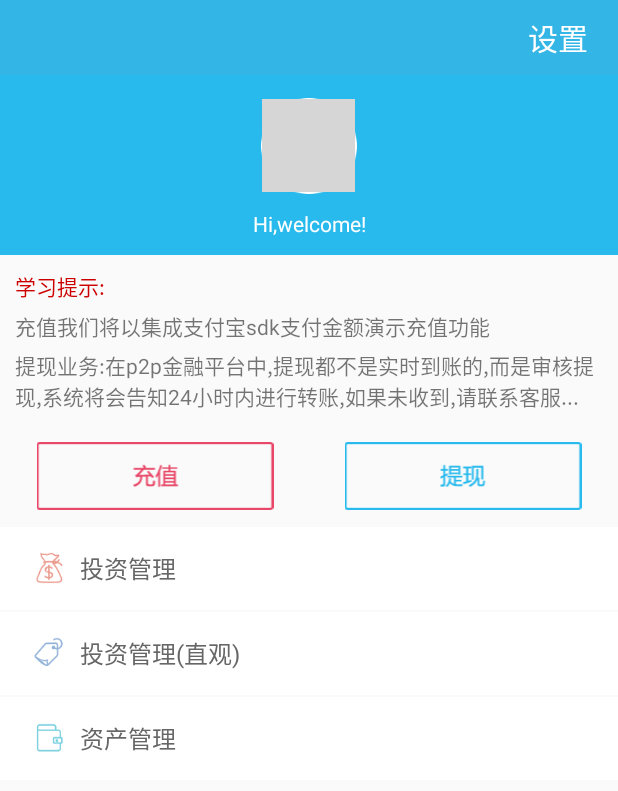
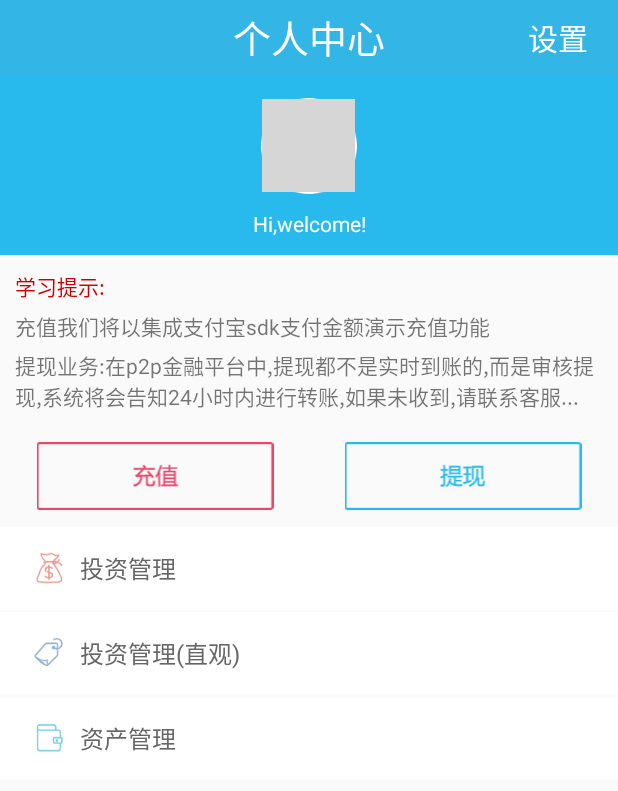
Before and after one commit to guo519300884/Finance, an Android app: the layout fragment_propert.xml on its own in the app's theme, with its tools: preview values and no code run, on a phone screen of 412 x 824 dp. Shown: the top 791 px of the screen. Run offline under Robolectric (Android 15) with nearby library versions, the phone set to English and light mode, and no system bars; grey boxes are pictures that could not be loaded.

Commit message:
13.显示个人中心页面 & 设置用户名 & 设置头像

```diff
--- a/app/src/main/res/layout/fragment_propert.xml
+++ b/app/src/main/res/layout/fragment_propert.xml
@@ -8,16 +8,25 @@
         android:layout_width="match_parent"
         android:layout_height="50dp"
         android:background="@android:color/holo_blue_light">
+
+        <TextView
+            android:layout_width="wrap_content"
+            android:layout_height="wrap_content"
+            android:layout_centerInParent="true"
+            android:text="个人中心"
+            android:textColor="@android:color/white"
+            android:textSize="25sp" />
+
         <TextView
             android:id="@+id/tv_settings"
             android:layout_width="wrap_content"
             android:layout_height="match_parent"
             android:layout_alignParentRight="true"
+            android:layout_marginRight="20dp"
+            android:gravity="center_vertical"
             android:text="设置"
-            android:gravity="center_vertical"
-            android:layout_marginRight="20dp"
             android:textColor="@android:color/white"
-            android:textSize="20sp"/>
+            android:textSize="20sp" />
     </RelativeLayout>
 
     <ScrollView
@@ -40,8 +49,8 @@
                     android:id="@+id/rl_me_icon"
                     android:layout_width="wrap_content"
                     android:layout_height="wrap_content"
-                    android:layout_marginTop="4dp"
-                    android:layout_centerHorizontal="true">
+                    android:layout_centerHorizontal="true"
+                    android:layout_marginTop="4dp">
 
                     <ImageView
                         android:layout_width="64dp"
```
Also changed, not shown: app/src/main/java/gjw/finance/fragment/PropertFragment.java (+53 -12 lines), app/src/main/java/gjw/finance/utils/BitmapUtils.java (added, +57 -0 lines).
